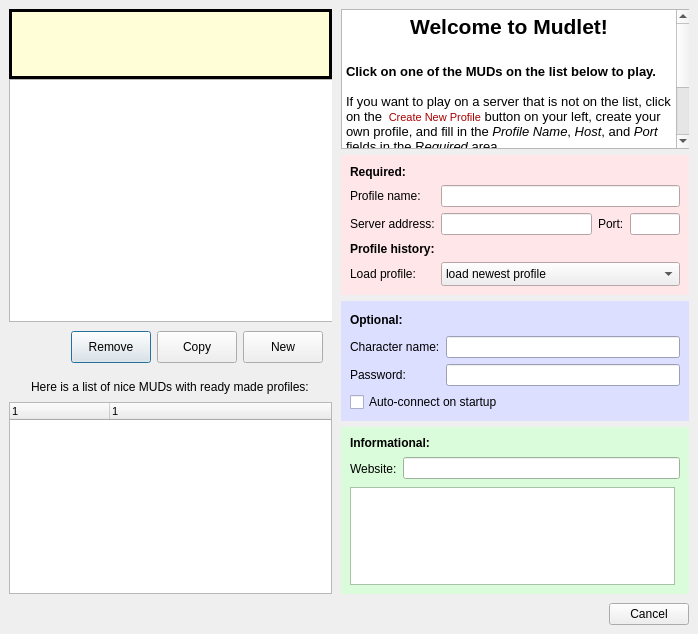
Qt form mudlet/prealpha1/mudlet/src/ui/connection_profiles.ui (Mudlet/Mudlet) before a commit.
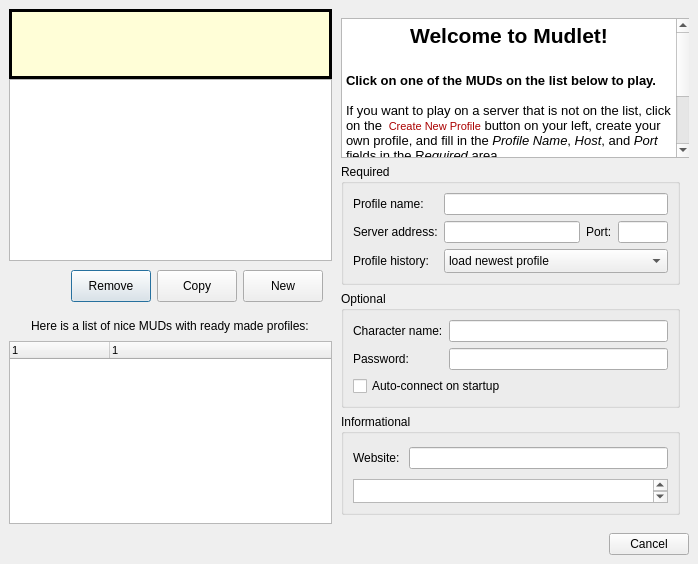
The same form after that commit. Icons and pictures are not drawn.

What changed in the file:
```diff
--- a/mudlet/prealpha1/mudlet/src/ui/connection_profiles.ui
+++ b/mudlet/prealpha1/mudlet/src/ui/connection_profiles.ui
@@ -6,7 +6,7 @@
     <x>0</x>
     <y>0</y>
     <width>698</width>
-    <height>634</height>
+    <height>564</height>
    </rect>
   </property>
   <property name="windowTitle" >
@@ -63,14 +63,14 @@
           <height>0</height>
          </size>
         </property>
-        <layout class="QVBoxLayout" name="verticalLayout_3" >
-         <property name="spacing" >
-          <number>0</number>
-         </property>
+        <layout class="QGridLayout" name="gridLayout_5" >
          <property name="margin" >
           <number>0</number>
          </property>
-         <item>
+         <property name="spacing" >
+          <number>0</number>
+         </property>
+         <item row="0" column="0" >
           <widget class="QFrame" name="notificationArea" >
            <property name="sizePolicy" >
             <sizepolicy vsizetype="Fixed" hsizetype="Expanding" >
@@ -1988,7 +1988,7 @@
            </layout>
           </widget>
          </item>
-         <item>
+         <item row="1" column="0" >
           <widget class="QTreeWidget" name="profiles_tree_widget" >
            <property name="sizePolicy" >
             <sizepolicy vsizetype="Expanding" hsizetype="Expanding" >
@@ -1998,7 +1998,7 @@
            </property>
            <property name="minimumSize" >
             <size>
-             <width>348</width>
+             <width>300</width>
              <height>120</height>
             </size>
            </property>
@@ -2054,7 +2054,7 @@
            </column>
           </widget>
          </item>
-         <item>
+         <item row="2" column="0" >
           <widget class="QWidget" native="1" name="profileAdminArea" >
            <property name="sizePolicy" >
             <sizepolicy vsizetype="Preferred" hsizetype="Expanding" >
@@ -2178,7 +2178,7 @@
            </layout>
           </widget>
          </item>
-         <item>
+         <item row="3" column="0" >
           <widget class="QWidget" native="1" name="widget_8" >
            <property name="sizePolicy" >
             <sizepolicy vsizetype="Fixed" hsizetype="Expanding" >
@@ -2215,7 +2215,7 @@
            </layout>
           </widget>
          </item>
-         <item>
+         <item row="4" column="0" >
           <widget class="QTreeWidget" name="mud_list_treewidget" >
            <property name="sizePolicy" >
             <sizepolicy vsizetype="Fixed" hsizetype="Expanding" >
@@ -2296,17 +2296,8 @@
           <verstretch>0</verstretch>
          </sizepolicy>
         </property>
-        <layout class="QVBoxLayout" name="verticalLayout" >
-         <property name="topMargin" >
-          <number>0</number>
-         </property>
-         <property name="rightMargin" >
-          <number>0</number>
-         </property>
-         <property name="bottomMargin" >
-          <number>0</number>
-         </property>
-         <item>
+        <layout class="QGridLayout" name="gridLayout_3" >
+         <item row="0" column="0" >
           <widget class="QTextBrowser" name="welcome_message" >
            <property name="enabled" >
             <bool>true</bool>
@@ -2351,114 +2342,13 @@
            </property>
           </widget>
          </item>
-         <item>
-          <widget class="QWidget" native="1" name="requiredArea" >
-           <property name="minimumSize" >
-            <size>
-             <width>348</width>
-             <height>140</height>
-            </size>
-           </property>
-           <property name="maximumSize" >
-            <size>
-             <width>348</width>
-             <height>140</height>
-            </size>
-           </property>
-           <property name="sizeIncrement" >
-            <size>
-             <width>2</width>
-             <height>0</height>
-            </size>
-           </property>
-           <property name="palette" >
-            <palette>
-             <active>
-              <colorrole role="Base" >
-               <brush brushstyle="SolidPattern" >
-                <color alpha="255" >
-                 <red>255</red>
-                 <green>255</green>
-                 <blue>255</blue>
-                </color>
-               </brush>
-              </colorrole>
-              <colorrole role="Window" >
-               <brush brushstyle="SolidPattern" >
-                <color alpha="255" >
-                 <red>255</red>
-                 <green>230</green>
-                 <blue>232</blue>
-                </color>
-               </brush>
-              </colorrole>
-             </active>
-             <inactive>
-              <colorrole role="Base" >
-               <brush brushstyle="SolidPattern" >
-                <color alpha="255" >
-                 <red>255</red>
-                 <green>255</green>
-                 <blue>255</blue>
-                </color>
-               </brush>
-              </colorrole>
-              <colorrole role="Window" >
-               <brush brushstyle="SolidPattern" >
-                <color alpha="255" >
-                 <red>255</red>
-                 <green>230</green>
-                 <blue>232</blue>
-                </color>
-               </brush>
-              </colorrole>
-             </inactive>
-             <disabled>
-              <colorrole role="Base" >
-               <brush brushstyle="SolidPattern" >
-                <color alpha="255" >
-                 <red>255</red>
-                 <green>230</green>
-                 <blue>232</blue>
-                </color>
-               </brush>
-              </colorrole>
-              <colorrole role="Window" >
-               <brush brushstyle="SolidPattern" >
-                <color alpha="255" >
-                 <red>255</red>
-                 <green>230</green>
-                 <blue>232</blue>
-                </color>
-               </brush>
-              </colorrole>
-             </disabled>
-            </palette>
-           </property>
-           <property name="font" >
-            <font>
-             <kerning>true</kerning>
-            </font>
-           </property>
-           <property name="autoFillBackground" >
-            <bool>true</bool>
+         <item row="1" column="0" >
+          <widget class="QGroupBox" name="requiredArea" >
+           <property name="title" >
+            <string>Required</string>
            </property>
            <layout class="QGridLayout" name="gridLayout" >
             <item row="0" column="0" >
-             <widget class="QLabel" name="label_6" >
-              <property name="font" >
-               <font>
-                <weight>75</weight>
-                <bold>true</bold>
-                <underline>false</underline>
-               </font>
-              </property>
-              <property name="text" >
-               <string>Required:</string>
-              </property>
-             </widget>
-            </item>
-            <item row="1" column="0" >
              <widget class="QLabel" name="label" >
               <property name="font" >
                <font>
@@ -2472,14 +2362,14 @@
               </property>
              </widget>
             </item>
-            <item row="1" column="1" colspan="3" >
+            <item row="0" column="1" colspan="3" >
              <widget class="QLineEdit" name="profile_name_entry" >
               <property name="readOnly" >
                <bool>false</bool>
               </property>
              </widget>
             </item>
-            <item row="2" column="0" >
+            <item row="1" column="0" >
              <widget class="QLabel" name="label_2" >
               <property name="font" >
                <font>
@@ -2491,7 +2381,7 @@
               </property>
              </widget>
             </item>
-            <item row="2" column="1" >
+            <item row="1" column="1" >
              <widget class="QLineEdit" name="host_name_entry" >
               <property name="minimumSize" >
                <size>
@@ -2501,14 +2391,14 @@
               </property>
              </widget>
             </item>
-            <item row="2" column="2" >
+            <item row="1" column="2" >
              <widget class="QLabel" name="label_3" >
               <property name="text" >
                <string>Port:</string>
               </property>
              </widget>
             </item>
-            <item row="2" column="3" >
+            <item row="1" column="3" >
              <widget class="QLineEdit" name="port_entry" >
               <property name="minimumSize" >
                <size>
@@ -2537,27 +2427,13 @@
              </widget>
             </item>
             <item row="3" column="0" >
-             <widget class="QLabel" name="label_8" >
-              <property name="font" >
-               <font>
-                <weight>75</weight>
-                <bold>true</bold>
-                <underline>false</underline>
-               </font>
-              </property>
-              <property name="text" >
-               <string>Profile history:</string>
-              </property>
-             </widget>
-            </item>
-            <item row="4" column="0" >
              <widget class="QLabel" name="label_9" >
               <property name="text" >
-               <string>Load profile:</string>
+               <string>Profile history:</string>
               </property>
              </widget>
             </item>
-            <item row="4" column="1" colspan="3" >
+            <item row="3" column="1" colspan="3" >
              <widget class="QComboBox" name="profile_history" >
               <property name="minimumSize" >
                <size>
@@ -2580,142 +2456,13 @@
            </layout>
           </widget>
          </item>
-         <item>
-          <widget class="QWidget" native="1" name="optionalArea" >
-           <property name="sizePolicy" >
-            <sizepolicy vsizetype="Fixed" hsizetype="Fixed" >
-             <horstretch>0</horstretch>
-             <verstretch>0</verstretch>
-            </sizepolicy>
+         <item row="2" column="0" >
+          <widget class="QGroupBox" name="optionalArea" >
+           <property name="title" >
+            <string>Optional</string>
            </property>
-           <property name="minimumSize" >
-            <size>
-             <width>348</width>
-             <height>120</height>
-            </size>
-           </property>
-           <property name="maximumSize" >
-            <size>
-             <width>348</width>
-             <height>120</height>
-            </size>
-           </property>
-           <property name="palette" >
-            <palette>
-             <active>
-              <colorrole role="Base" >
-               <brush brushstyle="SolidPattern" >
-                <color alpha="255" >
-                 <red>255</red>
-                 <green>255</green>
-                 <blue>255</blue>
-                </color>
-               </brush>
-              </colorrole>
-              <colorrole role="Window" >
-               <brush brushstyle="SolidPattern" >
-                <color alpha="255" >
-                 <red>220</red>
-                 <green>223</green>
-                 <blue>255</blue>
-                </color>
-               </brush>
-              </colorrole>
-             </active>
-             <inactive>
-              <colorrole role="Base" >
-               <brush brushstyle="SolidPattern" >
-                <color alpha="255" >
-                 <red>255</red>
-                 <green>255</green>
-                 <blue>255</blue>
-                </color>
-               </brush>
-              </colorrole>
-              <colorrole role="Window" >
-               <brush brushstyle="SolidPattern" >
-                <color alpha="255" >
-                 <red>220</red>
-                 <green>223</green>
-                 <blue>255</blue>
-                </color>
-               </brush>
-              </colorrole>
-             </inactive>
-             <disabled>
-              <colorrole role="Base" >
-               <brush brushstyle="SolidPattern" >
-                <color alpha="255" >
-                 <red>220</red>
-                 <green>223</green>
-                 <blue>255</blue>
-                </color>
-               </brush>
-              </colorrole>
-              <colorrole role="Window" >
-               <brush brushstyle="SolidPattern" >
-                <color alpha="255" >
-                 <red>220</red>
-                 <green>223</green>
-                 <blue>255</blue>
-                </color>
-               </brush>
-              </colorrole>
-             </disabled>
-            </palette>
-           </property>
-           <property name="toolTip" >
-            <string>If you'd like to enable auto-login, enter your character name and password here</string>
-           </property>
-           <property name="autoFillBackground" >
-            <bool>true</bool>
-           </property>
-           <layout class="QGridLayout" name="gridLayout_5" >
-            <item row="0" column="0" >
-             <widget class="QLabel" name="label_10" >
-              <property name="font" >
-               <font>
-                <weight>75</weight>
-                <bold>true</bold>
-                <underline>false</underline>
-               </font>
-              </property>
-              <property name="toolTip" >
-               <string>If you'd like to enable auto-login, enter your character name and password here</string>
-              </property>
-              <property name="text" >
-               <string>Optional:</string>
-              </property>
-             </widget>
-            </item>
-            <item row="1" column="1" >
-             <widget class="QLineEdit" name="login_entry" >
-              <property name="toolTip" >
-               <string>The characters name</string>
-              </property>
-              <property name="echoMode" >
-               <enum>QLineEdit::Normal</enum>
-              </property>
-             </widget>
-            </item>
-            <item row="2" column="0" >
-             <widget class="QLabel" name="label_5" >
-              <property name="text" >
-               <string>Password:</string>
-              </property>
-             </widget>
-            </item>
-            <item row="2" column="1" >
-             <widget class="QLineEdit" name="character_password_entry" >
-              <property name="toolTip" >
-               <string>Characters password. Note that the password isn't encrypted in storage</string>
-              </property>
-              <property name="echoMode" >
-               <enum>QLineEdit::Password</enum>
-              </property>
-             </widget>
-            </item>
-            <item row="3" column="0" colspan="2" >
+           <layout class="QGridLayout" name="gridLayout_2" >
+            <item row="2" column="0" colspan="2" >
              <widget class="QCheckBox" name="autologin_checkBox" >
               <property name="toolTip" >
                <string>With this enabled, Mudlet will automatically start and connect on this profile when it is launched</string>
@@ -2728,101 +2475,85 @@
               </property>
              </widget>
             </item>
-            <item row="1" column="0" >
+            <item row="1" column="1" >
+             <widget class="QLineEdit" name="character_password_entry" >
+              <property name="toolTip" >
+               <string>Characters password. Note that the password isn't encrypted in storage</string>
+              </property>
+              <property name="echoMode" >
+               <enum>QLineEdit::Password</enum>
+              </property>
+             </widget>
+            </item>
+            <item row="0" column="0" >
              <widget class="QLabel" name="label_4" >
               <property name="text" >
                <string>Character name:</string>
               </property>
              </widget>
             </item>
+            <item row="1" column="0" >
+             <widget class="QLabel" name="label_5" >
+              <property name="text" >
+               <string>Password:</string>
+              </property>
+             </widget>
+            </item>
+            <item row="0" column="1" >
+             <widget class="QLineEdit" name="login_entry" >
+              <property name="toolTip" >
+               <string>The characters name</string>
+              </property>
+              <property name="echoMode" >
+               <enum>QLineEdit::Normal</enum>
+              </property>
+             </widget>
+            </item>
            </layout>
           </widget>
          </item>
-         <item>
-          <widget class="QWidget" native="1" name="informationalArea" >
-           <property name="palette" >
-            <palette>
-             <active>
-              <colorrole role="Base" >
-               <brush brushstyle="SolidPattern" >
-                <color alpha="255" >
-                 <red>255</red>
-                 <green>255</green>
-                 <blue>255</blue>
-                </color>
-               </brush>
-              </colorrole>
-              <colorrole role="Window" >
-               <brush brushstyle="SolidPattern" >
-                <color alpha="255" >
-                 <red>218</red>
-                 <green>252</green>
-                 <blue>219</blue>
-                </color>
-               </brush>
-              </colorrole>
-             </active>
-             <inactive>
-              <colorrole role="Base" >
-               <brush brushstyle="SolidPattern" >
-                <color alpha="255" >
-                 <red>255</red>
-                 <green>255</green>
-                 <blue>255</blue>
-                </color>
-               </brush>
-              </colorrole>
-              <colorrole role="Window" >
-               <brush brushstyle="SolidPattern" >
-                <color alpha="255" >
-                 <red>218</red>
-                 <green>252</green>
-                 <blue>219</blue>
-                </color>
-               </brush>
-              </colorrole>
-             </inactive>
-             <disabled>
-              <colorrole role="Base" >
-               <brush brushstyle="SolidPattern" >
-                <color alpha="255" >
-                 <red>218</red>
-                 <green>252</green>
-                 <blue>219</blue>
-                </color>
-               </brush>
-              </colorrole>
-              <colorrole role="Window" >
-               <brush brushstyle="SolidPattern" >
-                <color alpha="255" >
-                 <red>218</red>
-                 <green>252</green>
-                 <blue>219</blue>
-                </color>
-               </brush>
-              </colorrole>
-             </disabled>
-            </palette>
+         <item row="3" column="0" >
+          <widget class="QGroupBox" name="informationalArea" >
+           <property name="sizePolicy" >
+            <sizepolicy vsizetype="MinimumExpanding" hsizetype="Preferred" >
+             <horstretch>0</horstretch>
+             <verstretch>0</verstretch>
+            </sizepolicy>
            </property>
-           <property name="autoFillBackground" >
-            <bool>true</bool>
+           <property name="minimumSize" >
+            <size>
+             <width>339</width>
+             <height>100</height>
+            </size>
            </property>
-           <layout class="QGridLayout" name="gridLayout_2" >
-            <item row="0" column="0" >
-             <widget class="QLabel" name="label_12" >
-              <property name="font" >
-               <font>
-                <weight>75</weight>
-                <bold>true</bold>
-                <underline>false</underline>
-               </font>
+           <property name="title" >
+            <string>Informational</string>
+           </property>
+           <layout class="QGridLayout" name="gridLayout_4" >
+            <property name="horizontalSpacing" >
+             <number>9</number>
+            </property>
+            <item rowspan="2" row="0" column="0" >
+             <widget class="QLabel" name="label_7" >
+              <property name="sizePolicy" >
+               <sizepolicy vsizetype="Fixed" hsizetype="Fixed" >
+                <horstretch>0</horstretch>
+                <verstretch>0</verstretch>
+               </sizepolicy>
               </property>
               <property name="text" >
-               <string>Informational:</string>
+               <string>Website:</string>
               </property>
              </widget>
             </item>
-            <item row="1" column="0" >
+            <item rowspan="2" row="0" column="1" colspan="2" >
+             <widget class="QLineEdit" name="website_entry" >
+              <property name="toolTip" >
+               <string>MUD website</string>
+              </property>
+             </widget>
+            </item>
+            <item row="1" column="2" >
              <widget class="QWidget" native="1" name="widget_7" >
               <property name="minimumSize" >
                <size>
@@ -2830,35 +2561,13 @@
                 <height>25</height>
                </size>
               </property>
-              <layout class="QHBoxLayout" name="horizontalLayout_4" >
-               <property name="spacing" >
-                <number>6</number>
-               </property>
-               <property name="margin" >
-                <number>0</number>
-               </property>
-               <item>
-                <widget class="QLabel" name="label_7" >
-                 <property name="text" >
-                  <string>Website:</string>
-                 </property>
-                </widget>
-               </item>
-               <item>
-                <widget class="QLineEdit" name="website_entry" >
-                 <property name="toolTip" >
-                  <string>MUD website</string>
-                 </property>
-                </widget>
-               </item>
-              </layout>
              </widget>
             </item>
-            <item row="2" column="0" >
+            <item row="2" column="0" colspan="3" >
              <widget class="QPlainTextEdit" name="mud_description_textedit" >
               <property name="minimumSize" >
                <size>
-                <width>325</width>
+                <width>0</width>
                 <height>0</height>
                </size>
               </property>
```
Left out of the diff: 9 changed lines with no effect on the pictures.
